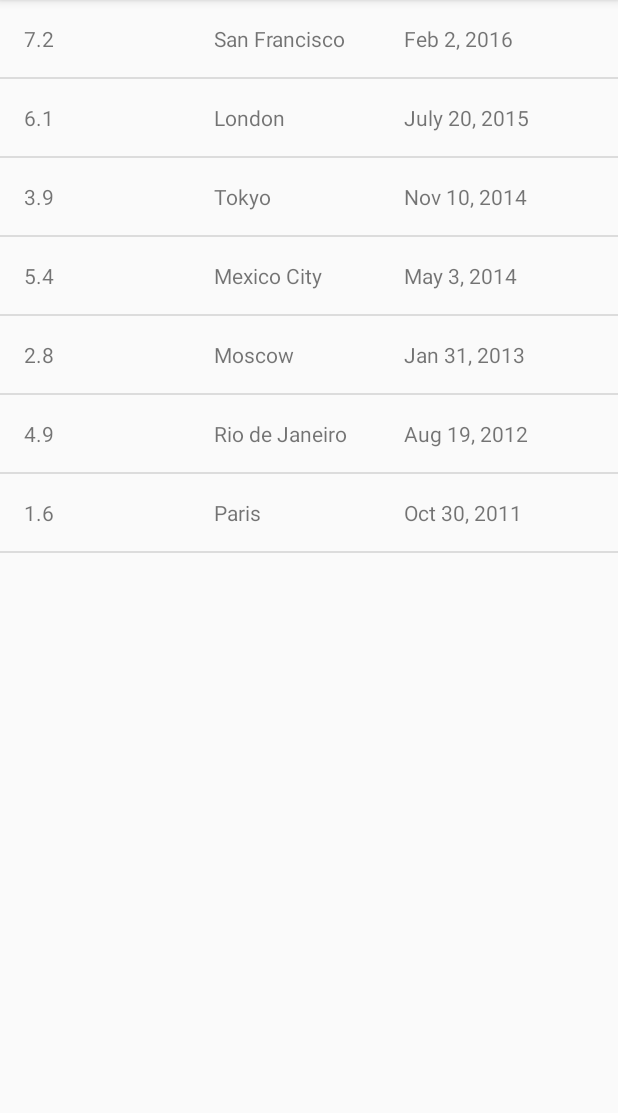
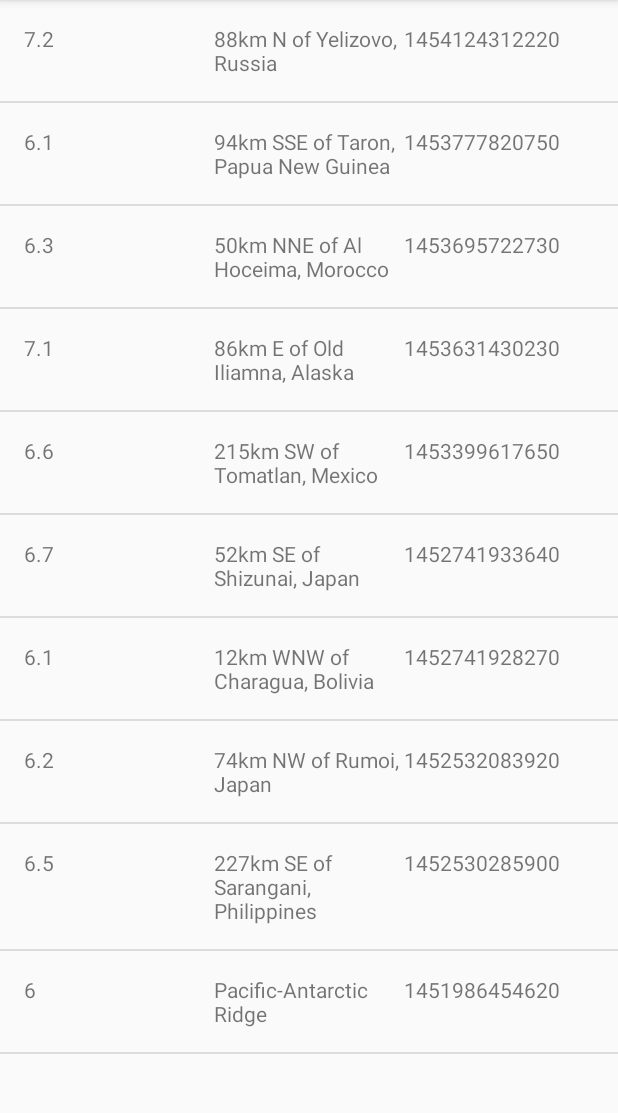
Before and after one commit to kanupriya-ishu/android_projects, an Android app: the screen it shows after launch (EarthquakeActivity), on a phone screen of 412 x 824 dp, the part 84-1197 px from its top. Run offline under Robolectric (Android 15) with nearby library versions, the phone set to English and light mode, and no system bars.

Commit message:
Parsing JSON response

```diff
--- a/QuakeReport/app/src/main/java/com/example/android/quakereport/EarthquakeActivity.java
+++ b/QuakeReport/app/src/main/java/com/example/android/quakereport/EarthquakeActivity.java
@@ -1,23 +1,7 @@
-/*
- * Copyright (C) 2016 The Android Open Source Project
- *
- * Licensed under the Apache License, Version 2.0 (the "License");
- * you may not use this file except in compliance with the License.
- * You may obtain a copy of the License at
- *
- *      http://www.apache.org/licenses/LICENSE-2.0
- *
- * Unless required by applicable law or agreed to in writing, software
- * distributed under the License is distributed on an "AS IS" BASIS,
- * WITHOUT WARRANTIES OR CONDITIONS OF ANY KIND, either express or implied.
- * See the License for the specific language governing permissions and
- * limitations under the License.
- */
 package com.example.android.quakereport;
 
 import android.os.Bundle;
 import android.support.v7.app.AppCompatActivity;
-import android.widget.ArrayAdapter;
 import android.widget.ListView;
 
 import java.util.ArrayList;
@@ -31,15 +15,8 @@ public class EarthquakeActivity extends AppCompatActivity {
         super.onCreate(savedInstanceState);
         setContentView(R.layout.earthquake_activity);
 
-        // Create a fake list of earthquakes.
-        ArrayList<Earthquake> earthquakes = new ArrayList<>();
-        earthquakes.add(new Earthquake("7.2", "San Francisco", "Feb 2, 2016"));
-        earthquakes.add(new Earthquake("6.1", "London", "July 20, 2015"));
-        earthquakes.add(new Earthquake("3.9", "Tokyo", "Nov 10, 2014"));
-        earthquakes.add(new Earthquake("5.4", "Mexico City", "May 3, 2014"));
-        earthquakes.add(new Earthquake("2.8", "Moscow", "Jan 31, 2013"));
-        earthquakes.add(new Earthquake("4.9", "Rio de Janeiro", "Aug 19, 2012"));
-        earthquakes.add(new Earthquake("1.6", "Paris", "Oct 30, 2011"));
+        // Get the list of earthquakes from {@link QueryUtils}
+        ArrayList<Earthquake> earthquakes = QueryUtils.extractEarthquakes();
 
         // Find a reference to the {@link ListView} in the layout
         ListView earthquakeListView = (ListView) findViewById(R.id.list);
--- /dev/null
+++ b/QuakeReport/app/src/main/java/com/example/android/quakereport/QueryUtils.java
@@ -0,0 +1,77 @@
+package com.example.android.quakereport;
+
+import android.util.Log;
+
+import org.json.JSONArray;
+import org.json.JSONException;
+import org.json.JSONObject;
+
+import java.util.ArrayList;
+
+/**
+ * Helper methods related to requesting and receiving earthquake data from USGS.
+ */
+public final class QueryUtils {
+
+    /** Sample JSON response for a USGS query */
+    private static final String SAMPLE_JSON_RESPONSE = "{\"type\":\"FeatureCollection\",\"metadata\":{\"generated\":1462295443000,\"url\":\"http://earthquake.usgs.gov/fdsnws/event/1/query?format=geojson&starttime=2016-01-01&endtime=2016-01-31&minmag=6&limit=10\",\"title\":\"USGS Earthquakes\",\"status\":200,\"api\":\"1.5.2\",\"limit\":10,\"offset\":1,\"count\":10},\"features\":[{\"type\":\"Feature\",\"properties\":{\"mag\":7.2,\"place\":\"88km N of Yelizovo, Russia\",\"time\":1454124312220,\"updated\":1460674294040,\"tz\":720,\"url\":\"http://earthquake.usgs.gov/earthquakes/eventpage/us20004vvx\",\"detail\":\"http://earthquake.usgs.gov/fdsnws/event/1/query?eventid=us20004vvx&format=geojson\",\"felt\":2,\"cdi\":3.4,\"mmi\":5.82,\"alert\":\"green\",\"status\":\"reviewed\",\"tsunami\":1,\"sig\":798,\"net\":\"us\",\"code\":\"20004vvx\",\"ids\":\",at00o1qxho,pt16030050,us20004vvx,gcmt20160130032510,\",\"sources\":\",at,pt,us,gcmt,\",\"types\":\",cap,dyfi,finite-fault,general-link,general-text,geoserve,impact-link,impact-text,losspager,moment-tensor,nearby-cities,origin,phase-data,shakemap,tectonic-summary,\",\"nst\":null,\"dmin\":0.958,\"rms\":1.19,\"gap\":17,\"magType\":\"mww\",\"type\":\"earthquake\",\"title\":\"M 7.2 - 88km N of Yelizovo, Russia\"},\"geometry\":{\"type\":\"Point\",\"coordinates\":[158.5463,53.9776,177]},\"id\":\"us20004vvx\"},\n" +
+            "{\"type\":\"Feature\",\"properties\":{\"mag\":6.1,\"place\":\"94km SSE of Taron, Papua New Guinea\",\"time\":1453777820750,\"updated\":1460156775040,\"tz\":600,\"url\":\"http://earthquake.usgs.gov/earthquakes/eventpage/us20004uks\",\"detail\":\"http://earthquake.usgs.gov/fdsnws/event/1/query?eventid=us20004uks&format=geojson\",\"felt\":null,\"cdi\":null,\"mmi\":4.1,\"alert\":\"green\",\"status\":\"reviewed\",\"tsunami\":1,\"sig\":572,\"net\":\"us\",\"code\":\"20004uks\",\"ids\":\",us20004uks,gcmt20160126031023,\",\"sources\":\",us,gcmt,\",\"types\":\",cap,geoserve,losspager,moment-tensor,nearby-cities,origin,phase-data,shakemap,tectonic-summary,\",\"nst\":null,\"dmin\":1.537,\"rms\":0.74,\"gap\":25,\"magType\":\"mww\",\"type\":\"earthquake\",\"title\":\"M 6.1 - 94km SSE of Taron, Papua New Guinea\"},\"geometry\":{\"type\":\"Point\",\"coordinates\":[153.2454,-5.2952,26]},\"id\":\"us20004uks\"},\n" +
+            "{\"type\":\"Feature\",\"properties\":{\"mag\":6.3,\"place\":\"50km NNE of Al Hoceima, Morocco\",\"time\":1453695722730,\"updated\":1460156773040,\"tz\":0,\"url\":\"http://earthquake.usgs.gov/earthquakes/eventpage/us10004gy9\",\"detail\":\"http://earthquake.usgs.gov/fdsnws/event/1/query?eventid=us10004gy9&format=geojson\",\"felt\":117,\"cdi\":7.2,\"mmi\":5.28,\"alert\":\"green\",\"status\":\"reviewed\",\"tsunami\":0,\"sig\":695,\"net\":\"us\",\"code\":\"10004gy9\",\"ids\":\",us10004gy9,gcmt20160125042203,\",\"sources\":\",us,gcmt,\",\"types\":\",cap,dyfi,geoserve,impact-text,losspager,moment-tensor,nearby-cities,origin,phase-data,shakemap,tectonic-summary,\",\"nst\":null,\"dmin\":2.201,\"rms\":0.92,\"gap\":20,\"magType\":\"mww\",\"type\":\"earthquake\",\"title\":\"M 6.3 - 50km NNE of Al Hoceima, Morocco\"},\"geometry\":{\"type\":\"Point\",\"coordinates\":[-3.6818,35.6493,12]},\"id\":\"us10004gy9\"},\n" +
+            "{\"type\":\"Feature\",\"properties\":{\"mag\":7.1,\"place\":\"86km E of Old Iliamna, Alaska\",\"time\":1453631430230,\"updated\":1460156770040,\"tz\":-540,\"url\":\"http://earthquake.usgs.gov/earthquakes/eventpage/us10004gqp\",\"detail\":\"http://earthquake.usgs.gov/fdsnws/event/1/query?eventid=us10004gqp&format=geojson\",\"felt\":1816,\"cdi\":7.2,\"mmi\":6.6,\"alert\":\"green\",\"status\":\"reviewed\",\"tsunami\":1,\"sig\":1496,\"net\":\"us\",\"code\":\"10004gqp\",\"ids\":\",at00o1gd6r,us10004gqp,ak12496371,gcmt20160124103030,\",\"sources\":\",at,us,ak,gcmt,\",\"types\":\",cap,dyfi,finite-fault,general-link,general-text,geoserve,impact-link,impact-text,losspager,moment-tensor,nearby-cities,origin,phase-data,shakemap,tectonic-summary,trump-origin,\",\"nst\":null,\"dmin\":0.72,\"rms\":2.11,\"gap\":19,\"magType\":\"mww\",\"type\":\"earthquake\",\"title\":\"M 7.1 - 86km E of Old Iliamna, Alaska\"},\"geometry\":{\"type\":\"Point\",\"coordinates\":[-153.4051,59.6363,129]},\"id\":\"us10004gqp\"},\n" +
+            "{\"type\":\"Feature\",\"properties\":{\"mag\":6.6,\"place\":\"215km SW of Tomatlan, Mexico\",\"time\":1453399617650,\"updated\":1459963829040,\"tz\":-420,\"url\":\"http://earthquake.usgs.gov/earthquakes/eventpage/us10004g4l\",\"detail\":\"http://earthquake.usgs.gov/fdsnws/event/1/query?eventid=us10004g4l&format=geojson\",\"felt\":11,\"cdi\":2.7,\"mmi\":3.92,\"alert\":\"green\",\"status\":\"reviewed\",\"tsunami\":1,\"sig\":673,\"net\":\"us\",\"code\":\"10004g4l\",\"ids\":\",at00o1bebo,pt16021050,us10004g4l,gcmt20160121180659,\",\"sources\":\",at,pt,us,gcmt,\",\"types\":\",cap,dyfi,geoserve,impact-link,impact-text,losspager,moment-tensor,nearby-cities,origin,phase-data,shakemap,tectonic-summary,\",\"nst\":null,\"dmin\":2.413,\"rms\":0.98,\"gap\":74,\"magType\":\"mww\",\"type\":\"earthquake\",\"title\":\"M 6.6 - 215km SW of Tomatlan, Mexico\"},\"geometry\":{\"type\":\"Point\",\"coordinates\":[-106.9337,18.8239,10]},\"id\":\"us10004g4l\"},\n" +
+            "{\"type\":\"Feature\",\"properties\":{\"mag\":6.7,\"place\":\"52km SE of Shizunai, Japan\",\"time\":1452741933640,\"updated\":1459304879040,\"tz\":540,\"url\":\"http://earthquake.usgs.gov/earthquakes/eventpage/us10004ebx\",\"detail\":\"http://earthquake.usgs.gov/fdsnws/event/1/query?eventid=us10004ebx&format=geojson\",\"felt\":51,\"cdi\":5.8,\"mmi\":6.45,\"alert\":\"green\",\"status\":\"reviewed\",\"tsunami\":1,\"sig\":720,\"net\":\"us\",\"code\":\"10004ebx\",\"ids\":\",us10004ebx,pt16014050,at00o0xauk,gcmt20160114032534,\",\"sources\":\",us,pt,at,gcmt,\",\"types\":\",associate,cap,dyfi,geoserve,impact-link,impact-text,losspager,moment-tensor,nearby-cities,origin,phase-data,shakemap,\",\"nst\":null,\"dmin\":0.281,\"rms\":0.98,\"gap\":22,\"magType\":\"mww\",\"type\":\"earthquake\",\"title\":\"M 6.7 - 52km SE of Shizunai, Japan\"},\"geometry\":{\"type\":\"Point\",\"coordinates\":[142.781,41.9723,46]},\"id\":\"us10004ebx\"},\n" +
+            "{\"type\":\"Feature\",\"properties\":{\"mag\":6.1,\"place\":\"12km WNW of Charagua, Bolivia\",\"time\":1452741928270,\"updated\":1459304879040,\"tz\":-240,\"url\":\"http://earthquake.usgs.gov/earthquakes/eventpage/us10004ebw\",\"detail\":\"http://earthquake.usgs.gov/fdsnws/event/1/query?eventid=us10004ebw&format=geojson\",\"felt\":3,\"cdi\":2.2,\"mmi\":2.21,\"alert\":\"green\",\"status\":\"reviewed\",\"tsunami\":0,\"sig\":573,\"net\":\"us\",\"code\":\"10004ebw\",\"ids\":\",us10004ebw,gcmt20160114032528,\",\"sources\":\",us,gcmt,\",\"types\":\",cap,dyfi,geoserve,impact-text,losspager,moment-tensor,nearby-cities,origin,phase-data,shakemap,tectonic-summary,\",\"nst\":null,\"dmin\":5.492,\"rms\":1.04,\"gap\":16,\"magType\":\"mww\",\"type\":\"earthquake\",\"title\":\"M 6.1 - 12km WNW of Charagua, Bolivia\"},\"geometry\":{\"type\":\"Point\",\"coordinates\":[-63.3288,-19.7597,582.56]},\"id\":\"us10004ebw\"},\n" +
+            "{\"type\":\"Feature\",\"properties\":{\"mag\":6.2,\"place\":\"74km NW of Rumoi, Japan\",\"time\":1452532083920,\"updated\":1459304875040,\"tz\":540,\"url\":\"http://earthquake.usgs.gov/earthquakes/eventpage/us10004djn\",\"detail\":\"http://earthquake.usgs.gov/fdsnws/event/1/query?eventid=us10004djn&format=geojson\",\"felt\":8,\"cdi\":3.4,\"mmi\":3.74,\"alert\":\"green\",\"status\":\"reviewed\",\"tsunami\":0,\"sig\":594,\"net\":\"us\",\"code\":\"10004djn\",\"ids\":\",us10004djn,gcmt20160111170803,\",\"sources\":\",us,gcmt,\",\"types\":\",cap,dyfi,geoserve,impact-text,losspager,moment-tensor,nearby-cities,origin,phase-data,shakemap,tectonic-summary,\",\"nst\":null,\"dmin\":1.139,\"rms\":0.96,\"gap\":33,\"magType\":\"mww\",\"type\":\"earthquake\",\"title\":\"M 6.2 - 74km NW of Rumoi, Japan\"},\"geometry\":{\"type\":\"Point\",\"coordinates\":[141.0867,44.4761,238.81]},\"id\":\"us10004djn\"},\n" +
+            "{\"type\":\"Feature\",\"properties\":{\"mag\":6.5,\"place\":\"227km SE of Sarangani, Philippines\",\"time\":1452530285900,\"updated\":1459304874040,\"tz\":480,\"url\":\"http://earthquake.usgs.gov/earthquakes/eventpage/us10004dj5\",\"detail\":\"http://earthquake.usgs.gov/fdsnws/event/1/query?eventid=us10004dj5&format=geojson\",\"felt\":1,\"cdi\":2.7,\"mmi\":7.5,\"alert\":\"green\",\"status\":\"reviewed\",\"tsunami\":1,\"sig\":650,\"net\":\"us\",\"code\":\"10004dj5\",\"ids\":\",at00o0srjp,pt16011050,us10004dj5,gcmt20160111163807,\",\"sources\":\",at,pt,us,gcmt,\",\"types\":\",cap,dyfi,geoserve,impact-link,impact-text,losspager,moment-tensor,nearby-cities,origin,phase-data,shakemap,tectonic-summary,\",\"nst\":null,\"dmin\":3.144,\"rms\":0.72,\"gap\":22,\"magType\":\"mww\",\"type\":\"earthquake\",\"title\":\"M 6.5 - 227km SE of Sarangani, Philippines\"},\"geometry\":{\"type\":\"Point\",\"coordinates\":[126.8621,3.8965,13]},\"id\":\"us10004dj5\"},\n" +
+            "{\"type\":\"Feature\",\"properties\":{\"mag\":6,\"place\":\"Pacific-Antarctic Ridge\",\"time\":1451986454620,\"updated\":1459202978040,\"tz\":-540,\"url\":\"http://earthquake.usgs.gov/earthquakes/eventpage/us10004bgk\",\"detail\":\"http://earthquake.usgs.gov/fdsnws/event/1/query?eventid=us10004bgk&format=geojson\",\"felt\":0,\"cdi\":1,\"mmi\":0,\"alert\":\"green\",\"status\":\"reviewed\",\"tsunami\":0,\"sig\":554,\"net\":\"us\",\"code\":\"10004bgk\",\"ids\":\",us10004bgk,gcmt20160105093415,\",\"sources\":\",us,gcmt,\",\"types\":\",cap,dyfi,geoserve,losspager,moment-tensor,nearby-cities,origin,phase-data,shakemap,\",\"nst\":null,\"dmin\":30.75,\"rms\":0.67,\"gap\":71,\"magType\":\"mww\",\"type\":\"earthquake\",\"title\":\"M 6.0 - Pacific-Antarctic Ridge\"},\"geometry\":{\"type\":\"Point\",\"coordinates\":[-136.2603,-54.2906,10]},\"id\":\"us10004bgk\"}],\"bbox\":[-153.4051,-54.2906,10,158.5463,59.6363,582.56]}";
+
+    /**
+     * Create a private constructor because no one should ever create a {@link QueryUtils} object.
+     * This class is only meant to hold static variables and methods, which can be accessed
+     * directly from the class name QueryUtils (and an object instance of QueryUtils is not needed).
+     */
+    private QueryUtils() {
+    }
+
+    /**
+     * Return a list of {@link Earthquake} objects that has been built up from
+     * parsing a JSON response.
+     */
+    public static ArrayList<Earthquake> extractEarthquakes() {
+
+        // Create an empty ArrayList that we can start adding earthquakes to
+        ArrayList<Earthquake> earthquakes = new ArrayList<>();
+
+        // Try to parse the SAMPLE_JSON_RESPONSE. If there's a problem with the way the JSON
+        // is formatted, a JSONException exception object will be thrown.
+        // Catch the exception so the app doesn't crash, and print the error message to the logs.
+        try {
+
+            // TODO: Parse the response given by the SAMPLE_JSON_RESPONSE string and
+            // build up a list of Earthquake objects with the corresponding data.
+            JSONObject baseJsonResponse = new JSONObject(SAMPLE_JSON_RESPONSE);
+            JSONArray earthquakeArray = baseJsonResponse.getJSONArray("features");
+
+            for(int i=0; i<earthquakeArray.length(); i++){
+                JSONObject currentEarthquake = earthquakeArray.getJSONObject(i);
+                JSONObject properties = currentEarthquake.getJSONObject("properties");
+                String magnitude = properties.getString("mag");
+                String location = properties.getString("place");
+                String time = properties.getString("time");
+
+                Earthquake earthquake = new Earthquake(magnitude, location, time);
+                earthquakes.add(earthquake);
+            }
+
+        } catch (JSONException e) {
+            // If an error is thrown when executing any of the above statements in the "try" block,
+            // catch the exception here, so the app doesn't crash. Print a log message
+            // with the message from the exception.
+            Log.e("QueryUtils", "Problem parsing the earthquake JSON results", e);
+        }
+
+        // Return the list of earthquakes
+        return earthquakes;
+    }
+
+}
```
